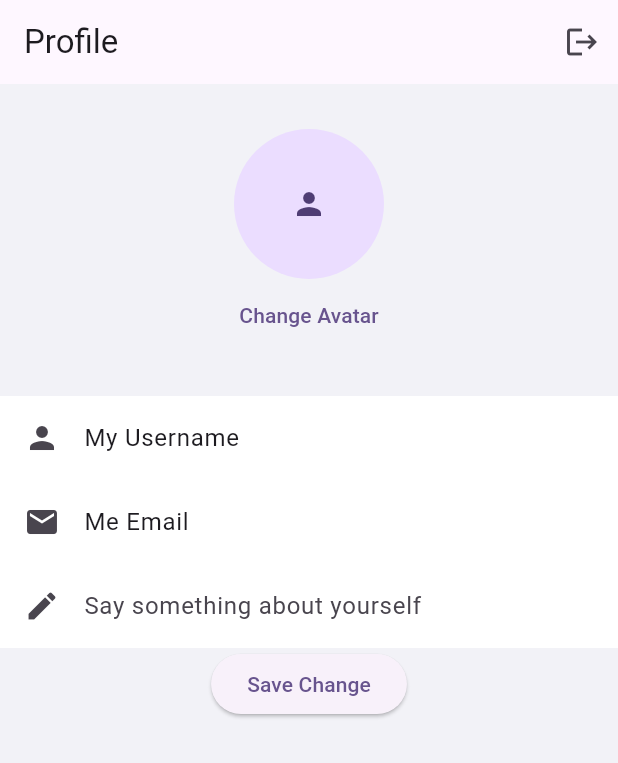
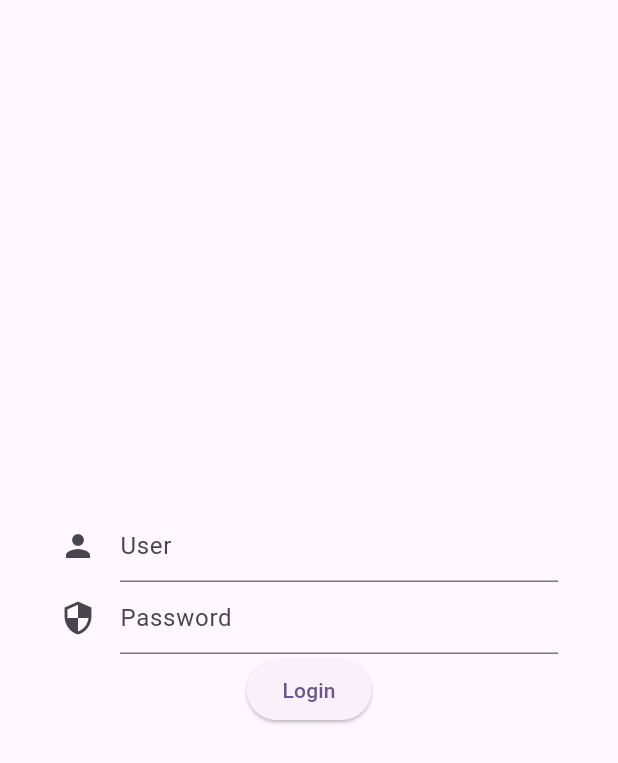
Before and after one commit to MatheusSiqs/Feldy, a Flutter app: the screen it shows after launch, on a phone screen of 412 x 824 dp. Shown: the top 763 px of the screen. Run offline on Flutter 3.47's test engine with Material 2 defaults, Android fonts, the phone set to English and light mode, and no system bars; our stand-ins replace cached_network_image, flutter_bloc; missing offline and left inert: dart:js_interop.

Commit message:
Termino  Login

```diff
--- /dev/null
+++ b/lib/auth/auth_repository.dart
@@ -0,0 +1,7 @@
+class AuthRepository{
+  Future<void> login() async{
+    print('Attemptin login');
+    await Future.delayed(const Duration(seconds: 3));
+    print('Logged in');
+  }
+}
--- /dev/null
+++ b/lib/auth/form_submission_status.dart
@@ -0,0 +1,17 @@
+abstract class FormSubmissionStatus{
+  const FormSubmissionStatus();
+}
+
+class InitialFormStatus extends FormSubmissionStatus {
+  const InitialFormStatus();
+}
+
+class FormSubmitting extends FormSubmissionStatus{}
+
+class SubmissionSuccess extends FormSubmissionStatus{}
+
+class SubmissionFailed extends FormSubmissionStatus{
+  final Exception exception;
+
+  SubmissionFailed(this.exception);
+}
--- /dev/null
+++ b/lib/login/login_bloc.dart
@@ -0,0 +1,27 @@
+import 'package:feldy/auth/auth_repository.dart';
+import 'package:feldy/auth/form_submission_status.dart';
+import 'package:feldy/login/login_event.dart';
+import 'package:feldy/login/login_state.dart';
+import 'package:flutter_bloc/flutter_bloc.dart';
+
+class LoginBloc extends Bloc<LoginBloc,LoginState>{
+  final AuthRepository authRepo;
+  LoginBloc({required this.authRepo}) : super(LoginState());
+
+  Stream<LoginState> mapEventToState(LoginEvent event) async*{
+    if(event is LoginUsernameChanged){
+      yield state.copyWith(username: event.username);
+    }else if(event is LoginPasswordChanged){
+      yield state.copyWith(password: event.password);
+    }else if(event is LoginSubmitted){
+      yield state.copyWith(formStatus: FormSubmitting());
+
+      try{
+        await authRepo.login();
+        yield state.copyWith(formStatus: SubmissionSuccess());
+      }on Exception catch(e){
+        yield state.copyWith(formStatus: SubmissionFailed(e));
+      }
+    }
+  }
+}
--- /dev/null
+++ b/lib/login/login_event.dart
@@ -0,0 +1,15 @@
+abstract class LoginEvent{}
+
+class LoginUsernameChanged extends LoginEvent{
+  final String username;
+
+  LoginUsernameChanged({required this.username});
+}
+
+class LoginPasswordChanged extends LoginEvent{
+  final String password;
+
+  LoginPasswordChanged({required this.password});
+}
+
+class LoginSubmitted extends LoginEvent{}
--- /dev/null
+++ b/lib/login/login_state.dart
@@ -0,0 +1,29 @@
+import 'package:feldy/auth/form_submission_status.dart';
+
+class LoginState{
+  final String username;
+  bool get isValidUsername => username.length > 3;
+
+  final String password;
+  bool get isValidPassword => password.length > 6;
+
+  final FormSubmissionStatus formStatus;
+
+  LoginState({
+    this.username = '',
+    this.password = '',
+    this.formStatus = const InitialFormStatus()
+  });
+
+  LoginState copyWith({
+    String username = '',
+    String password = '',
+    FormSubmissionStatus formStatus = const InitialFormStatus(),
+  }){
+    return LoginState(
+      username: username??this.username,
+      password: password??this.password,
+      formStatus: formStatus??this.formStatus,
+    );
+  }
+}
--- /dev/null
+++ b/lib/login/login_view.dart
@@ -0,0 +1,108 @@
+import 'package:feldy/auth/auth_repository.dart';
+import 'package:feldy/auth/form_submission_status.dart';
+import 'package:feldy/login/login_bloc.dart';
+import 'package:feldy/login/login_event.dart';
+import 'package:feldy/login/login_state.dart';
+import 'package:flutter/material.dart';
+import 'package:flutter_bloc/flutter_bloc.dart';
+
+class LoginView extends StatelessWidget {
+  LoginView({super.key});
+  final _formKey = GlobalKey<FormState>();
+
+
+  @override
+  Widget build(BuildContext context) {
+    return Scaffold(
+      body: BlocProvider(
+        create: (context) => LoginBloc(
+          authRepo: context.read<AuthRepository>(),
+        ),
+        child: _loginForm(),
+      )
+    );
+  }
+
+  Widget _loginForm(){
+    return BlocListener<LoginBloc,LoginState>(
+      listener: (context, state) {
+        final formStatus = state.formStatus;
+        if (formStatus is SubmissionFailed){
+          _showSnackBar(context, formStatus.exception.toString());
+        }
+      },
+      child: Form(
+        key: _formKey,
+        child: Padding(
+          padding: const EdgeInsets.symmetric(horizontal: 40),
+          child: Column(
+            mainAxisAlignment: MainAxisAlignment.center,
+            children: [
+              _userField(),
+              _passwordField(),
+              _loginButton(),
+            ],
+          ),
+        ),
+      )
+    );
+  }
+
+  Widget _userField(){
+    return BlocBuilder<LoginBloc,LoginState>(
+      builder: (context, state) {
+        return TextFormField(
+          obscureText: true,
+          decoration: const InputDecoration(
+            icon: Icon(Icons.person),
+            hintText: 'User'
+          ),
+          validator: (value) => state.isValidUsername ? null : 'Username is Too Short',
+          onChanged: (value) => context.read<LoginBloc>().add(
+            LoginUsernameChanged(username: value) as LoginBloc,
+          ),
+        );
+      },
+    );
+  }
+
+  Widget _passwordField(){
+    return BlocBuilder<LoginBloc,LoginState>(
+      builder: (context, state) {
+        return TextFormField(
+          obscureText: true,
+          decoration: const InputDecoration(
+            icon: Icon(Icons.security),
+            hintText: 'Password'
+          ),
+          validator: (value) => state.isValidPassword ? null: 'Password too short',
+          onChanged: (value) => context.read<LoginBloc>().add(
+            LoginPasswordChanged(password: value) as LoginBloc
+          ),
+        );
+      }
+    );
+  }
+
+  Widget _loginButton(){
+    return BlocBuilder<LoginBloc,LoginState>(
+      builder: (context, state) {
+        return state.formStatus is FormSubmitting
+        ? const CircularProgressIndicator() :
+          ElevatedButton(
+            onPressed: () {
+              if(_formKey.currentState!.validate()){
+                context.read<LoginBloc>().add(LoginSubmitted() as LoginBloc);
+              }
+            },
+            child: const Text('Login')
+          );
+      }
+    );
+  }
+
+  void _showSnackBar(BuildContext context, String message){
+    final snackBar = SnackBar(content: Text(message));
+    ScaffoldMessenger.of(context).showSnackBar(snackBar);
+  }
+}
--- a/lib/my_app.dart
+++ b/lib/my_app.dart
@@ -1,7 +1,10 @@
 // import 'package:feldy/Screens/feed.dart';
-import 'package:feldy/profile/profile_view.dart';
+import 'package:feldy/auth/auth_repository.dart';
+import 'package:feldy/login/login_view.dart';
+// import 'package:feldy/profile/profile_view.dart';
 //import 'package:feldy/Screens/login.dart';
 import 'package:flutter/material.dart';
+import 'package:flutter_bloc/flutter_bloc.dart';
 
 
 class MyApp extends StatelessWidget {
@@ -16,7 +19,10 @@ class MyApp extends StatelessWidget {
         colorScheme: ColorScheme.fromSeed(seedColor: Colors.deepPurple),
         useMaterial3: true,
       ),
-      home: const ProfileView(),
+      home: RepositoryProvider(
+        create: (context) => AuthRepository(),
+        child: LoginView(),
+      ),
     );
   }
 }
--- a/lib/profile/profile_state.dart
+++ b/lib/profile/profile_state.dart
@@ -1,4 +1,4 @@
-class ProfileState{
+/*class ProfileState{
   final User user;
   final bool isCurrentUser;
   final String avatarPath;
@@ -34,4 +34,4 @@ class ProfileState{
       formStatus: formStatus??this.formStatus
     )
   }
-}
+}*/
--- a/pubspec.yaml
+++ b/pubspec.yaml
@@ -30,7 +30,7 @@ environment:
 dependencies:
   flutter:
     sdk: flutter
-
+  flutter_bloc:
 
   # The following adds the Cupertino Icons font to your application.
   # Use with the CupertinoIcons class for iOS style icons.
```
Also changed, not shown: lib/img/cartola.jpg (deleted), lib/img/dash.jpg (deleted), lib/models/User.dart (added), pubspec.lock.
